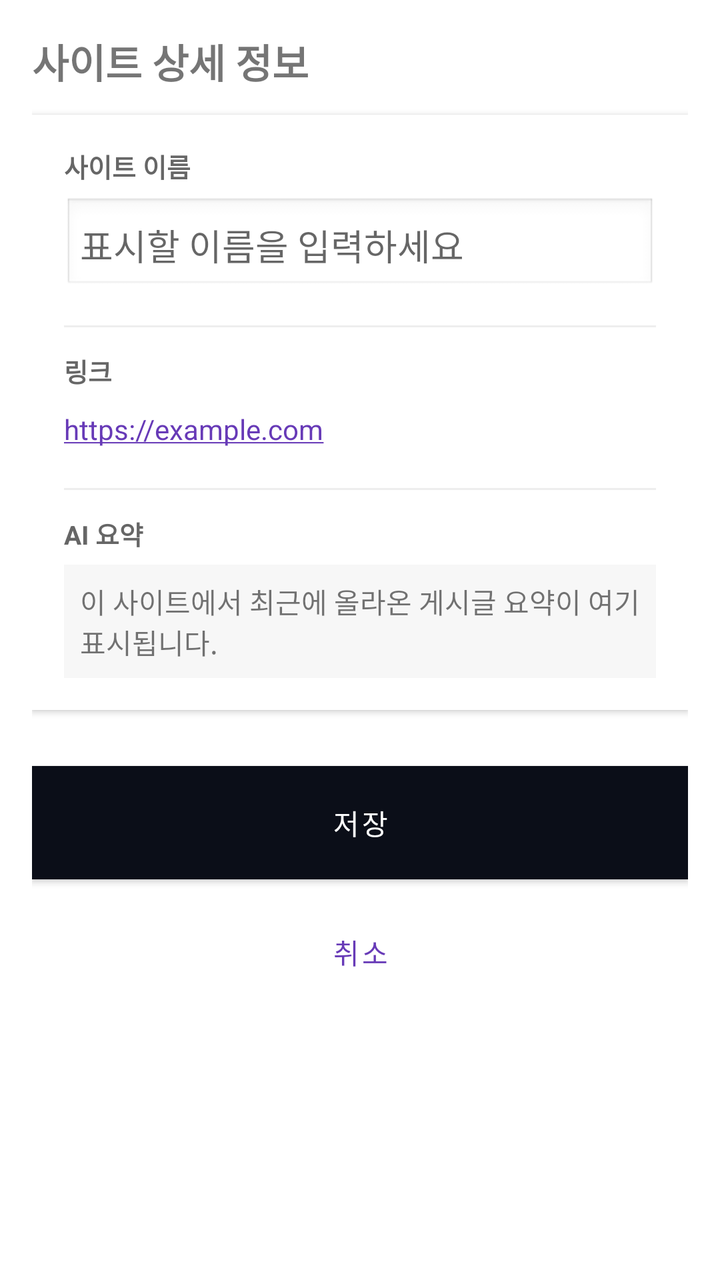
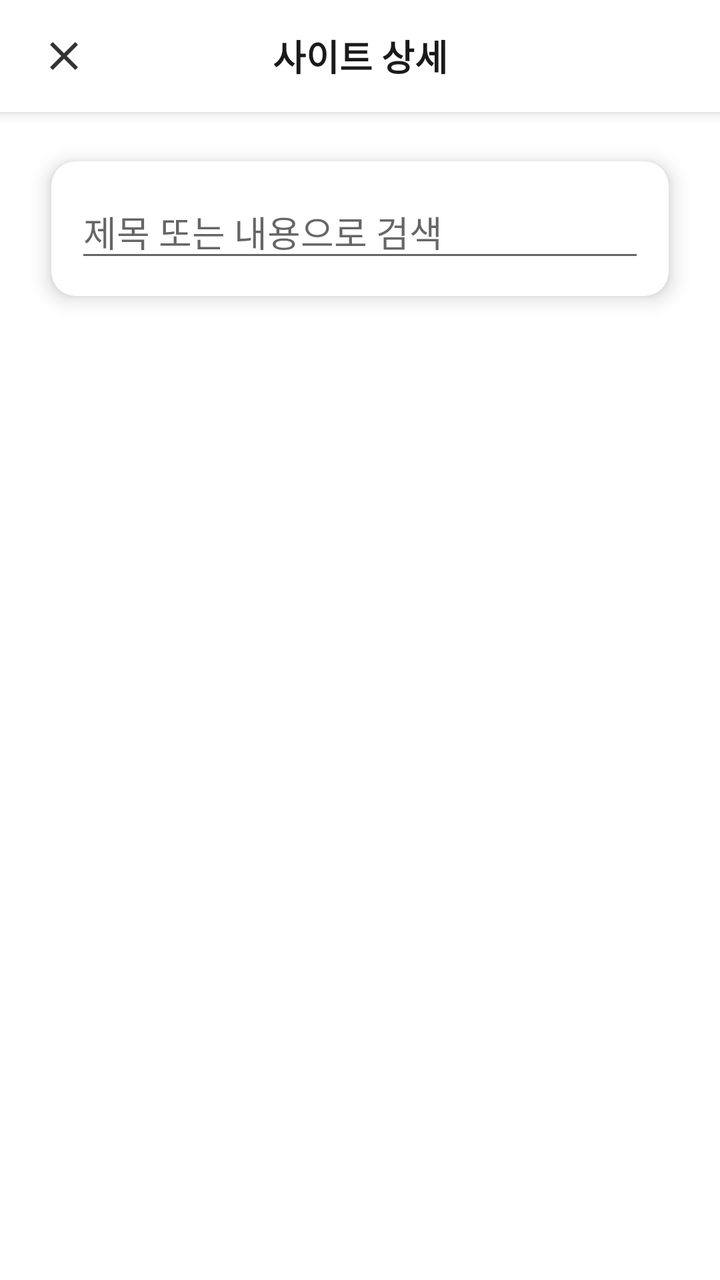

The first picture is an Android layout as it rendered before a commit; the second is the same layout after the commit. The layout source and the unified diff follow.
<!-- AndroidManifest.xml: application theme Theme.mobile_android -->
<!-- res/layout/activity_site_detail.xml -->
<?xml version="1.0" encoding="utf-8"?>
<ScrollView xmlns:android="http://schemas.android.com/apk/res/android"
    android:layout_width="match_parent"
    android:layout_height="match_parent"
    android:padding="16dp">

    <LinearLayout
        android:layout_width="match_parent"
        android:layout_height="wrap_content"
        android:orientation="vertical">

        
        <TextView
            android:id="@+id/tv_title"
            android:layout_width="wrap_content"
            android:layout_height="wrap_content"
            android:text="사이트 상세 정보"
            android:textSize="20sp"
            android:textStyle="bold"
            android:layout_marginBottom="12dp" />

        
        <LinearLayout
            android:layout_width="match_parent"
            android:layout_height="wrap_content"
            android:orientation="vertical"
            android:background="@android:color/white"
            android:padding="16dp"
            android:elevation="2dp"
            android:layout_marginBottom="20dp">

            
            <TextView
                android:layout_width="wrap_content"
                android:layout_height="wrap_content"
                android:text="사이트 이름"
                android:textStyle="bold"
                android:textSize="13sp"
                android:textColor="#666666" />

            <EditText
                android:id="@+id/et_display_name"
                android:layout_width="match_parent"
                android:layout_height="wrap_content"
                android:hint="표시할 이름을 입력하세요"
                android:inputType="textPersonName"
                android:layout_marginTop="6dp"
                android:padding="8dp"
                android:background="@android:drawable/edit_text" />

            
            <View
                android:layout_width="match_parent"
                android:layout_height="1dp"
                android:layout_marginTop="16dp"
                android:layout_marginBottom="12dp"
                android:background="#EEEEEE" />

            
            <TextView
                android:layout_width="wrap_content"
                android:layout_height="wrap_content"
                android:text="링크"
                android:textStyle="bold"
                android:textSize="13sp"
                android:textColor="#666666" />

            <TextView
                android:id="@+id/tv_url"
                android:layout_width="match_parent"
                android:layout_height="wrap_content"
                android:text="https://example.com"
                android:textColor="@android:color/holo_blue_dark"
                android:autoLink="web"
                android:layout_marginTop="6dp"
                android:paddingVertical="4dp" />

            
            <View
                android:layout_width="match_parent"
                android:layout_height="1dp"
                android:layout_marginTop="16dp"
                android:layout_marginBottom="12dp"
                android:background="#EEEEEE" />

            
            <TextView
                android:layout_width="wrap_content"
                android:layout_height="wrap_content"
                android:text="AI 요약"
                android:textStyle="bold"
                android:textSize="13sp"
                android:textColor="#666666" />

            <TextView
                android:id="@+id/tv_summary"
                android:layout_width="match_parent"
                android:layout_height="wrap_content"
                android:text="이 사이트에서 최근에 올라온 게시글 요약이 여기 표시됩니다."
                android:layout_marginTop="6dp"
                android:padding="8dp"
                android:background="#F7F7F7" />
        </LinearLayout>

        
        <LinearLayout
            android:layout_width="match_parent"
            android:layout_height="wrap_content"
            android:orientation="vertical">

            
            <Button
                android:id="@+id/btn_save"
                android:layout_width="match_parent"
                android:layout_height="wrap_content"
                android:text="저장"
                android:layout_marginTop="8dp"
                android:layout_marginBottom="8dp"
                android:paddingVertical="12dp"
                android:background="#673AB7"
                android:textColor="@android:color/white" />

            
            <Button
                android:id="@+id/btn_cancel"
                android:layout_width="match_parent"
                android:layout_height="wrap_content"
                android:text="취소"
                android:paddingVertical="12dp"
                android:background="@android:color/transparent"
                android:textColor="#673AB7" />
        </LinearLayout>
    </LinearLayout>
</ScrollView>
<!-- resources referenced by this layout -->
<resources>
  <style name="Theme.mobile_android" parent="Base.Theme.mobile_android" />
  <style name="Base.Theme.mobile_android" parent="Theme.MaterialComponents.DayNight.NoActionBar">
          
  
          <item name="colorPrimary">@color/login_bg1</item>
          <item name="colorPrimaryVariant">@color/login_bg1</item>
          <item name="colorOnPrimary">@color/white</item>
          <item name="colorSecondary">@color/login_bg2</item>
          <item name="colorSecondaryVariant">@color/login_bg2</item>
          <item name="colorOnSecondary">@color/login_bg2</item>
          <item name="android:statusBarColor">@color/login_bg1</item>
      </style>
  <color name="login_bg1">#0B0E18</color>
  <color name="white">#FFFFFFFF</color>
  <color name="login_bg2">#673AB7</color>
</resources>

<!-- the commit's change to res/layout/activity_site_detail.xml (unified diff, before → after) -->
@@ -1,134 +1,101 @@
 <?xml version="1.0" encoding="utf-8"?>
-<ScrollView xmlns:android="http://schemas.android.com/apk/res/android"
+<LinearLayout xmlns:android="http://schemas.android.com/apk/res/android"
+    xmlns:app="http://schemas.android.com/apk/res-auto"
+    xmlns:tools="http://schemas.android.com/tools"
     android:layout_width="match_parent"
     android:layout_height="match_parent"
-    android:padding="16dp">
+    android:orientation="vertical"
+    android:background="#FFFFFF"
+    android:fitsSystemWindows="true"
+    tools:context=".ui.post.PostListActivity">
 
+    
     <LinearLayout
         android:layout_width="match_parent"
+        android:layout_height="@dimen/header_height"
+        android:gravity="center_vertical"
+        android:orientation="horizontal"
+        android:paddingHorizontal="8dp"
+        android:background="#FFFFFF"
+        android:elevation="4dp">
+
+        <ImageButton
+            android:id="@+id/btn_close"
+            android:layout_width="48dp"
+            android:layout_height="48dp"
+            android:background="?attr/selectableItemBackgroundBorderless"
+            android:contentDescription="닫기"
+            android:src="@drawable/ic_close"
+            app:tint="#333333" />
+
+        <TextView
+            android:id="@+id/toolbar_title"
+            android:layout_width="0dp"
+            android:layout_height="wrap_content"
+            android:layout_weight="1"
+            android:gravity="center"
+            android:text="사이트 상세"
+            android:textColor="#1A1A1A"
+            android:textSize="18sp"
+            android:textStyle="bold" />
+
+        <View
+            android:layout_width="48dp"
+            android:layout_height="48dp" />
+
+    </LinearLayout>
+
+    <androidx.cardview.widget.CardView
+        android:layout_width="match_parent"
         android:layout_height="wrap_content"
-        android:orientation="vertical">
+        android:layout_marginStart="@dimen/screen_horizontal_padding"
+        android:layout_marginEnd="@dimen/screen_horizontal_padding"
+        android:layout_marginTop="@dimen/item_spacing"
+        android:layout_marginBottom="@dimen/screen_section_spacing"
+        app:cardCornerRadius="12dp"
+        app:cardElevation="6dp"
+        app:cardUseCompatPadding="true">
 
-        
-        <TextView
-            android:id="@+id/tv_title"
-            android:layout_width="wrap_content"
-            android:layout_height="wrap_content"
-            android:text="사이트 상세 정보"
-            android:textSize="20sp"
-            android:textStyle="bold"
-            android:layout_marginBottom="12dp" />
-
-        
         <LinearLayout
             android:layout_width="match_parent"
             android:layout_height="wrap_content"
-            android:orientation="vertical"
-            android:background="@android:color/white"
-            android:padding="16dp"
-            android:elevation="2dp"
-            android:layout_marginBottom="20dp">
-
-            
-            <TextView
-                android:layout_width="wrap_content"
-                android:layout_height="wrap_content"
-                android:text="사이트 이름"
-                android:textStyle="bold"
-                android:textSize="13sp"
-                android:textColor="#666666" />
+            android:orientation="horizontal"
+            android:gravity="center_vertical"
+            android:padding="12dp">
 
             <EditText
-                android:id="@+id/et_display_name"
-                android:layout_width="match_parent"
+                android:id="@+id/searchEditText"
+                android:layout_width="0dp"
                 android:layout_height="wrap_content"
-                android:hint="표시할 이름을 입력하세요"
-                android:inputType="textPersonName"
-                android:layout_marginTop="6dp"
-                android:padding="8dp"
-                android:background="@android:drawable/edit_text" />
+                android:layout_weight="1"
+                android:hint="제목 또는 내용으로 검색"
+                android:maxLines="1"
+                android:imeOptions="actionSearch"
+                android:inputType="text" />
 
-            
-            <View
-                android:layout_width="match_parent"
-                android:layout_height="1dp"
-                android:layout_marginTop="16dp"
-                android:layout_marginBottom="12dp"
-                android:background="#EEEEEE" />
-
-            
-            <TextView
-                android:layout_width="wrap_content"
-                android:layout_height="wrap_content"
-                android:text="링크"
-                android:textStyle="bold"
-                android:textSize="13sp"
-                android:textColor="#666666" />
-
-            <TextView
-                android:id="@+id/tv_url"
-                android:layout_width="match_parent"
-                android:layout_height="wrap_content"
-                android:text="https://example.com"
-                android:textColor="@android:color/holo_blue_dark"
-                android:autoLink="web"
-                android:layout_marginTop="6dp"
-                android:paddingVertical="4dp" />
-
-            
-            <View
-                android:layout_width="match_parent"
-                android:layout_height="1dp"
-                android:layout_marginTop="16dp"
-                android:layout_marginBottom="12dp"
-                android:background="#EEEEEE" />
-
-            
-            <TextView
-                android:layout_width="wrap_content"
-                android:layout_height="wrap_content"
-                android:text="AI 요약"
-                android:textStyle="bold"
-                android:textSize="13sp"
-                android:textColor="#666666" />
-
-            <TextView
-                android:id="@+id/tv_summary"
-                android:layout_width="match_parent"
-                android:layout_height="wrap_content"
-                android:text="이 사이트에서 최근에 올라온 게시글 요약이 여기 표시됩니다."
-                android:layout_marginTop="6dp"
-                android:padding="8dp"
-                android:background="#F7F7F7" />
+            <ImageButton
+                android:id="@+id/clearSearchButton"
+                android:layout_width="40dp"
+                android:layout_height="40dp"
+                android:layout_marginStart="4dp"
+                android:background="?attr/selectableItemBackgroundBorderless"
+                android:src="@android:drawable/ic_menu_close_clear_cancel"
+                android:contentDescription="검색 지우기"
+                android:visibility="gone" />
         </LinearLayout>
 
-        
-        <LinearLayout
-            android:layout_width="match_parent"
-            android:layout_height="wrap_content"
-            android:orientation="vertical">
+    </androidx.cardview.widget.CardView>
 
-            
-            <Button
-                android:id="@+id/btn_save"
-                android:layout_width="match_parent"
-                android:layout_height="wrap_content"
-                android:text="저장"
-                android:layout_marginTop="8dp"
-                android:layout_marginBottom="8dp"
-                android:paddingVertical="12dp"
-                android:background="#673AB7"
-                android:textColor="@android:color/white" />
+    <androidx.recyclerview.widget.RecyclerView
+        android:id="@+id/postRecyclerView"
+        android:layout_width="match_parent"
+        android:layout_height="match_parent"
+        android:clipToPadding="false"
+        android:paddingStart="@dimen/screen_horizontal_padding"
+        android:paddingEnd="@dimen/screen_horizontal_padding"
+        android:paddingTop="@dimen/screen_section_spacing"
+        android:paddingBottom="@dimen/screen_bottom_padding"
+        android:scrollbars="vertical"
+        android:background="@android:color/transparent" />
 
-            
-            <Button
-                android:id="@+id/btn_cancel"
-                android:layout_width="match_parent"
-                android:layout_height="wrap_content"
-                android:text="취소"
-                android:paddingVertical="12dp"
-                android:background="@android:color/transparent"
-                android:textColor="#673AB7" />
-        </LinearLayout>
-    </LinearLayout>
-</ScrollView>
+</LinearLayout>
<!-- resource entries referenced after the edit -->
@@ -1,5 +1,21 @@
 <!-- resources referenced by this layout -->
 <resources>
+  <dimen name="header_height">56dp</dimen>
+  <dimen name="item_spacing">12dp</dimen>
+  <dimen name="screen_bottom_padding">80dp</dimen>
+  <dimen name="screen_horizontal_padding">16dp</dimen>
+  <dimen name="screen_section_spacing">12dp</dimen>
+  <!-- drawable ic_close (drawable) -->
+  <?xml version="1.0" encoding="utf-8"?>
+  <vector xmlns:android="http://schemas.android.com/apk/res/android"
+      android:width="24dp"
+      android:height="24dp"
+      android:viewportWidth="24"
+      android:viewportHeight="24">
+      <path
+          android:fillColor="#000000"
+          android:pathData="M19,6.41L17.59,5 12,10.59 6.41,5 5,6.41 10.59,12 5,17.59 6.41,19 12,13.41 17.59,19 19,17.59 13.41,12z"/>
+  </vector>
   <style name="Theme.mobile_android" parent="Base.Theme.mobile_android" />
   <style name="Base.Theme.mobile_android" parent="Theme.MaterialComponents.DayNight.NoActionBar">
           
